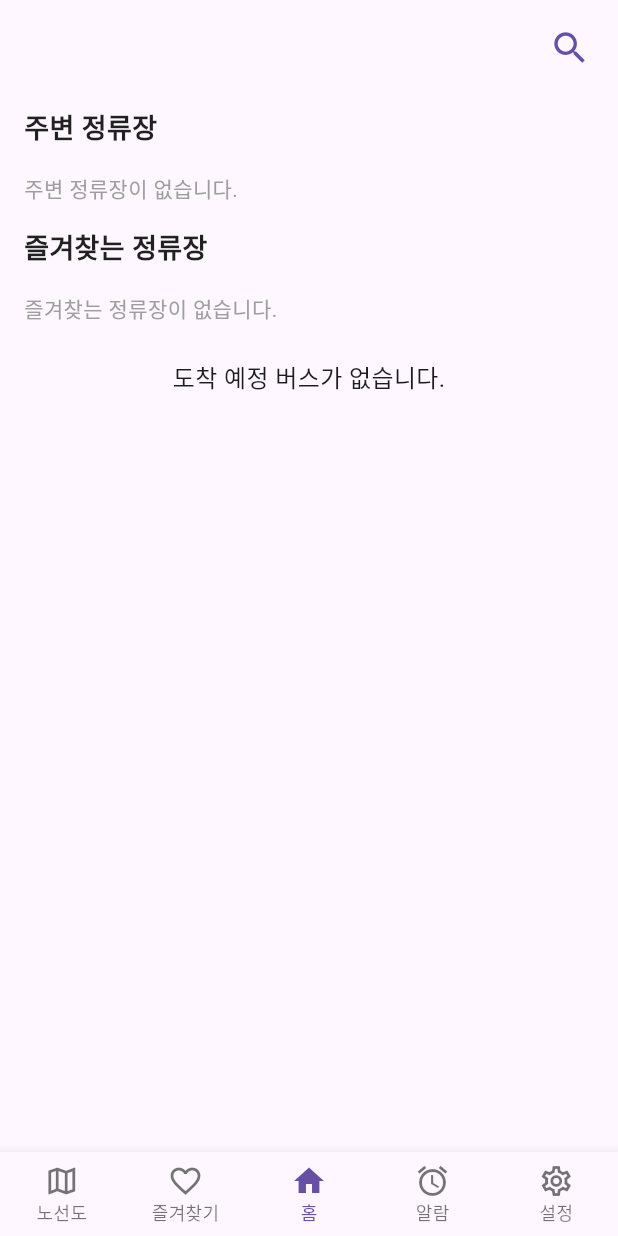
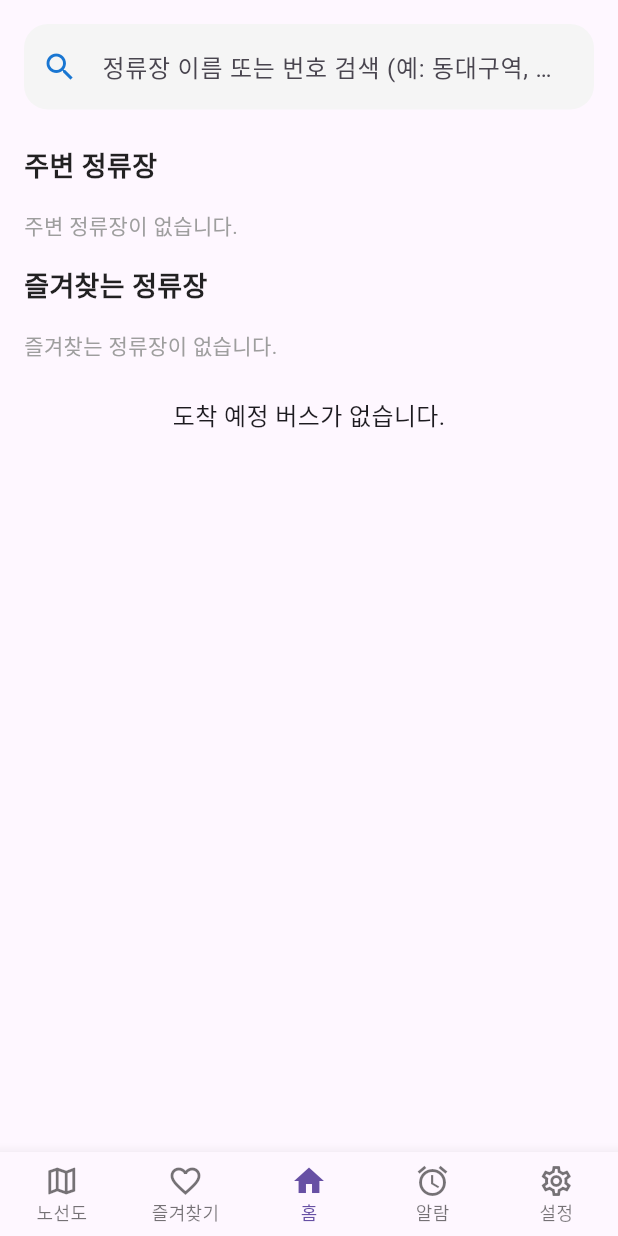
Before and after one commit to maskelog/Daegu_bus_flutter_app, a Flutter app: the screen it shows after launch, on a phone screen of 412 x 824 dp. Run offline on Flutter 3.47's test engine with Material 3 defaults, Android fonts, the phone set to English and light mode, and no system bars; our stand-ins replace device_info_plus, dio, flutter_dotenv, flutter_local_notifications, flutter_tts, geolocator and 3 more; missing offline and left inert: android_alarm_manager_plus, workmanager; accounts and stored records are empty.

Commit message:
UI 통일화 및 빌드 오류 수정

```diff
--- a/lib/screens/home_screen.dart
+++ b/lib/screens/home_screen.dart
@@ -419,13 +419,15 @@ class _HomeScreenState extends State<HomeScreen> {
             const SliverToBoxAdapter(child: ActiveAlarmPanel()),
             SliverToBoxAdapter(
               child: Padding(
-                padding: const EdgeInsets.all(8.0),
-                child: Align(
-                  alignment: Alignment.centerRight,
-                  child: IconButton(
-                    icon: const Icon(Icons.search, size: 28),
-                    color: Theme.of(context).primaryColor,
-                    onPressed: () async {
+                padding: const EdgeInsets.all(16),
+                child: Container(
+                  decoration: BoxDecoration(
+                    borderRadius: BorderRadius.circular(16),
+                    color: Colors.grey[100],
+                  ),
+                  child: TextField(
+                    readOnly: true,
+                    onTap: () async {
                       final result = await Navigator.push(
                         context,
                         MaterialPageRoute(
@@ -446,6 +448,16 @@ class _HomeScreenState extends State<HomeScreen> {
                       }
                       await _loadFavoriteStops();
                     },
+                    decoration: InputDecoration(
+                      hintText: '정류장 이름 또는 번호 검색 (예: 동대구역, 2001)',
+                      prefixIcon: Icon(Icons.search, color: Colors.blue[700]),
+                      border: OutlineInputBorder(
+                        borderRadius: BorderRadius.circular(16),
+                        borderSide: BorderSide.none,
+                      ),
+                      contentPadding: const EdgeInsets.symmetric(
+                          vertical: 16, horizontal: 16),
+                    ),
                   ),
                 ),
               ),
```
Also changed, not shown: lib/screens/search_screen.dart (+11 -5 lines), 2 other files.
